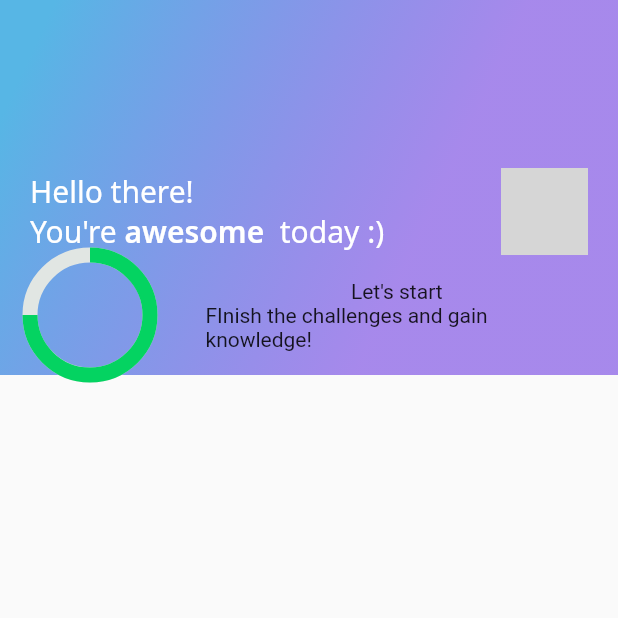
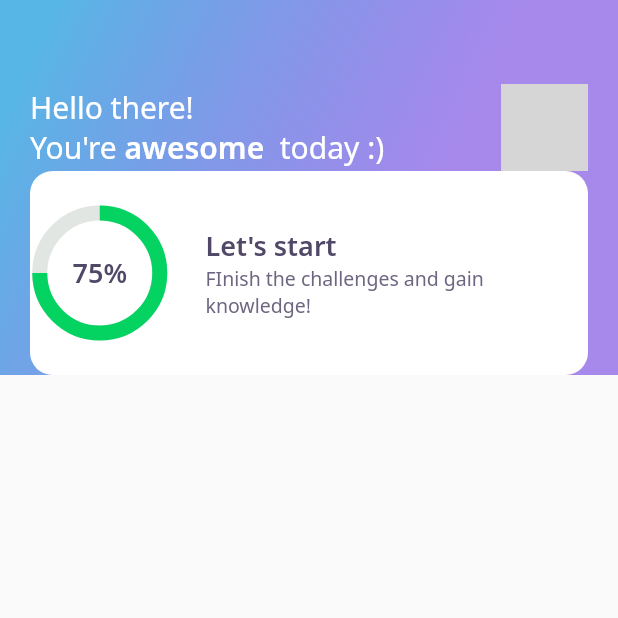
Before and after one commit to wolfhaltz/flutter_app, a Flutter app: the screen it shows after launch, on a phone screen of 412 x 824 dp, the top half of it. Run offline on Flutter 3.47's test engine with Material 2 defaults, Android fonts, the phone set to English and light mode, and no system bars; our stand-ins replace google_fonts; network calls fail; grey boxes are pictures that could not be loaded.

Commit message:
CARD: text & graph

```diff
--- a/lib/home/widgets/chart/chart_widget.dart
+++ b/lib/home/widgets/chart/chart_widget.dart
@@ -1,4 +1,5 @@
 import 'package:NeuroQuiz/core/app_colors.dart';
+import 'package:NeuroQuiz/core/app_text_styles.dart';
 import 'package:flutter/material.dart';
 
 class ChartWidget extends StatelessWidget {
@@ -9,6 +10,8 @@ class ChartWidget extends StatelessWidget {
       width: 80,
       child: Stack(
         children: [
+          Center(
+            child:
               Container(
                 height: 80,
                 width: 80,
@@ -18,6 +21,13 @@ class ChartWidget extends StatelessWidget {
                   backgroundColor: AppColors.chartSecondary,
                   valueColor: AlwaysStoppedAnimation<Color>(AppColors.chartPrimary),
                 ),
+              ),
+          ),
+          Center(
+            child: Text(
+              "75%",
+              style: AppTextStyles.heading,
+            ),
           )
         ],
       )
--- a/lib/home/widgets/score_card/score_card_widget.dart
+++ b/lib/home/widgets/score_card/score_card_widget.dart
@@ -1,3 +1,5 @@
+import 'package:NeuroQuiz/core/app_colors.dart';
+import 'package:NeuroQuiz/core/app_text_styles.dart';
 import 'package:NeuroQuiz/home/widgets/chart/chart_widget.dart';
 import 'package:flutter/material.dart';
 
@@ -5,7 +7,13 @@ class ScoreCardWidget extends StatelessWidget {
   @override
   Widget build(BuildContext context) {
     return Container(
+      height: 136,
+      decoration: BoxDecoration(
+        color: AppColors.white,
+        borderRadius: BorderRadius.circular(15)
+      ),
         child: Row(
+          crossAxisAlignment: CrossAxisAlignment.center,
           children:[
               Expanded(
                 flex:1,
@@ -17,9 +25,11 @@ class ScoreCardWidget extends StatelessWidget {
                     Padding(
                       padding: const EdgeInsets.only(left:24),
                       child: Column(
+                        mainAxisAlignment: MainAxisAlignment.center,
+                        crossAxisAlignment: CrossAxisAlignment.start,
                        children: [
-                         Text("Let's start"),
-                         Text("FInish the challenges and gain knowledge!")
+                         Text("Let's start", style: AppTextStyles.heading,),
+                         Text("FInish the challenges and gain knowledge!", style: AppTextStyles.body,)
                        ],
                       )
                     )
```
Lines whose indentation alone changed are shown as unchanged.
